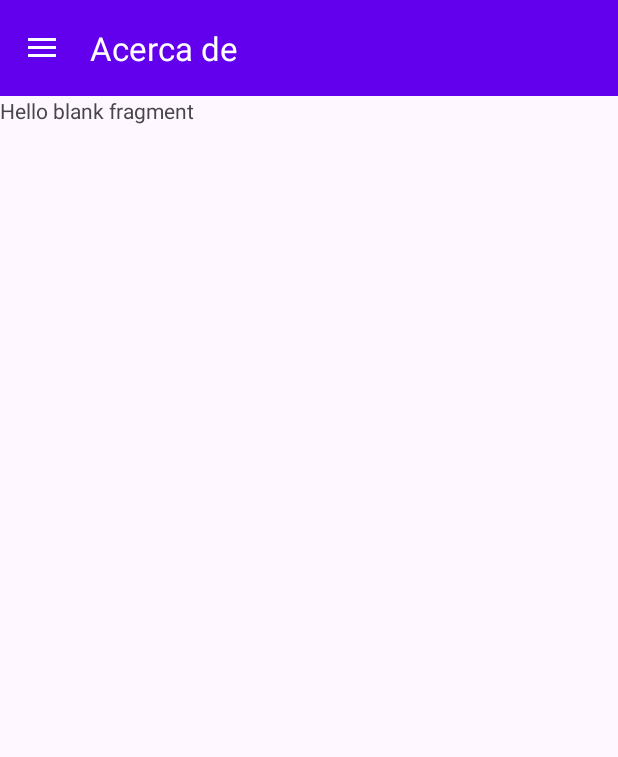
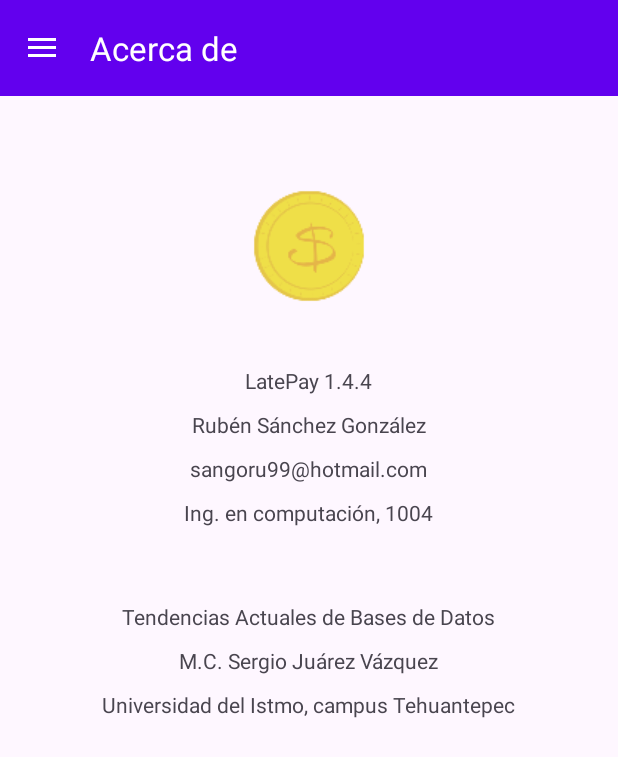
Before and after one commit to rubensg2499/LatePay, an Android app: the acerca_de screen opened through its navigation route, on a phone screen of 412 x 824 dp. Shown: the top 757 px of the screen. Run offline under Robolectric (Android 15) with nearby library versions, the phone set to English and light mode, and no system bars; our stand-ins replace navigation-ui.

Commit message:
v1.4.4 Se corrigió funcionalidad.

```diff
--- a/app/build.gradle
+++ b/app/build.gradle
@@ -10,7 +10,7 @@ android {
         minSdk 26
         targetSdk 32
         versionCode 1
-        versionName "1.0"
+        versionName "1.4.4"
 
         testInstrumentationRunner "androidx.test.runner.AndroidJUnitRunner"
     }
--- a/app/src/main/java/com/example/latepay/utilidades/utilidades.java
+++ b/app/src/main/java/com/example/latepay/utilidades/utilidades.java
@@ -57,7 +57,7 @@ public class utilidades {
     public static final String ER_FULL_NAME = "^[a-zA-ZñÑáéíóúÁÉÍÓÚ\\ ]*$";
     public static final String ER_PHONE = "^\\d{3}[\\s-.]?\\d{3}[\\s-.]?\\d{4}$";
     public static final String ER_EMAIL = "^[A-Za-z0-9._ñ%+-+-']+@[A-Za-z0-9.-]+\\.[A-Za-z]+$";
-    public static final String ER_PRICE = "^[0-9]{1,5}\\.[0-9]{1,2}$";
+    public static final String ER_PRICE = "^(?=.)([+-]?([0-9]*)(\\.([0-9]{1,2}))?)$";
 
     public static boolean isCorrectPattern(String chain, String pattern) {
         Pattern _pattern = Pattern.compile(pattern);
--- a/app/src/main/res/layout/activity_actualizar_cliente.xml
+++ b/app/src/main/res/layout/activity_actualizar_cliente.xml
@@ -44,7 +44,8 @@
                 android:ems="10"
                 android:hint="@string/txt_nombre"
                 android:inputType="textPersonName"
-                android:minHeight="48dp" />
+                android:minHeight="48dp"
+                android:maxLength="10"/>
 
             <EditText
                 android:id="@+id/editTextApellidosUpdate"
@@ -55,7 +56,8 @@
                 android:ems="10"
                 android:hint="@string/txt_apellidos"
                 android:inputType="textPersonName"
-                android:minHeight="48dp" />
+                android:minHeight="48dp"
+                android:maxLength="10"/>
 
             <EditText
                 android:id="@+id/editTextTelefonoUpdate"
--- a/app/src/main/res/layout/agregar_producto.xml
+++ b/app/src/main/res/layout/agregar_producto.xml
@@ -12,7 +12,8 @@
         android:autofillHints=""
         android:hint="@string/producto"
         android:inputType="text"
-        android:minHeight="48dp" />
+        android:minHeight="48dp"
+        android:maxLength="16"/>
 
     <EditText
         android:id="@+id/txt_precio"
@@ -23,6 +24,7 @@
         android:autofillHints=""
         android:hint="@string/precio"
         android:inputType="numberDecimal"
-        android:minHeight="48dp" />
+        android:minHeight="48dp"
+        android:maxLength="8"/>
 
 </RelativeLayout>
--- a/app/src/main/res/layout/fragment_acerca_de.xml
+++ b/app/src/main/res/layout/fragment_acerca_de.xml
@@ -5,10 +5,59 @@
     android:layout_height="match_parent"
     tools:context=".acerca_de">
 
-    <!-- TODO: Update blank fragment layout -->
-    <TextView
+    <LinearLayout
         android:layout_width="match_parent"
         android:layout_height="match_parent"
-        android:text="@string/hello_blank_fragment" />
+        android:orientation="vertical">
 
+        <ImageView
+            android:layout_width="160dp"
+            android:layout_height="160dp"
+            android:layout_gravity="center"
+            android:layout_marginTop="20dp"
+            android:src="@mipmap/ic_launcher_foreground" />
+        <TextView
+            android:layout_width="wrap_content"
+            android:layout_height="wrap_content"
+            android:layout_gravity="center"
+            android:text="LatePay 1.4.4"
+            android:layout_marginBottom="10dp"/>
+        <TextView
+            android:layout_width="wrap_content"
+            android:layout_height="wrap_content"
+            android:layout_gravity="center"
+            android:text="Rubén Sánchez González"
+            android:layout_marginBottom="10dp"/>
+        <TextView
+            android:layout_width="wrap_content"
+            android:layout_height="wrap_content"
+            android:layout_gravity="center"
+            android:text="sangoru99@hotmail.com"
+            android:layout_marginBottom="10dp"/>
+        <TextView
+            android:layout_width="wrap_content"
+            android:layout_height="wrap_content"
+            android:layout_gravity="center"
+            android:text="Ing. en computación, 1004"
+            android:layout_marginBottom="50dp"/>
+
+        <TextView
+            android:layout_width="wrap_content"
+            android:layout_height="wrap_content"
+            android:layout_gravity="center"
+            android:text="Tendencias Actuales de Bases de Datos"
+            android:layout_marginBottom="10dp"/>
+        <TextView
+            android:layout_width="wrap_content"
+            android:layout_height="wrap_content"
+            android:layout_gravity="center"
+            android:text="M.C. Sergio Juárez Vázquez"
+            android:layout_marginBottom="10dp"/>
+        <TextView
+            android:layout_width="wrap_content"
+            android:layout_height="wrap_content"
+            android:layout_gravity="center"
+            android:text="Universidad del Istmo, campus Tehuantepec"
+            android:layout_marginBottom="10dp"/>
+    </LinearLayout>
 </FrameLayout>
--- a/app/src/main/res/layout/fragment_agregar_cliente.xml
+++ b/app/src/main/res/layout/fragment_agregar_cliente.xml
@@ -23,7 +23,8 @@
                 android:ems="10"
                 android:hint="@string/txt_nombre"
                 android:inputType="textPersonName"
-                android:minHeight="48dp" />
+                android:minHeight="48dp"
+                android:maxLength="10"/>
 
             <EditText
                 android:id="@+id/editTextApellidos"
@@ -34,7 +35,8 @@
                 android:ems="10"
                 android:hint="@string/txt_apellidos"
                 android:inputType="textPersonName"
-                android:minHeight="48dp" />
+                android:minHeight="48dp"
+                android:maxLength="10"/>
 
             <EditText
                 android:id="@+id/editTextTelefono"
--- a/app/src/main/res/layout/list_element.xml
+++ b/app/src/main/res/layout/list_element.xml
@@ -49,7 +49,7 @@
 
                 <TextView
                     android:id="@+id/nombre_cliente"
-                    android:layout_width="match_parent"
+                    android:layout_width="wrap_content"
                     android:layout_height="wrap_content"
                     android:text="@string/txt_nombre"
                     android:textColor="@color/black"
```
Also changed, not shown: app/src/main/java/com/example/latepay/ListElementCustomer.java (+9 -9 lines), app/src/main/java/com/example/latepay/ListElementDebt.java (+8 -8 lines), app/src/main/java/com/example/latepay/deudas.java (+57 -7 lines).
